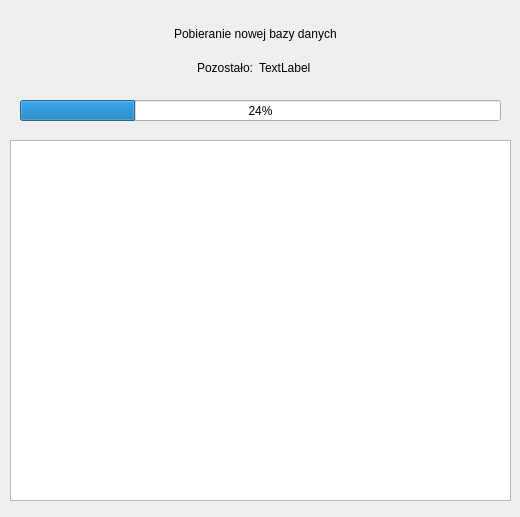
Wojtazooo/otomoto_scraping, file loading_screen.ui: the form before one commit.
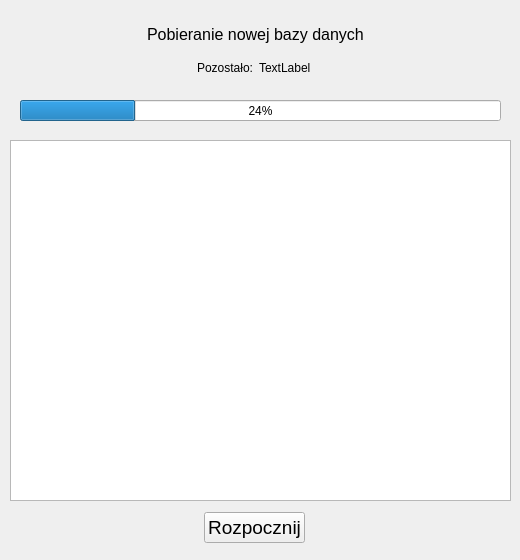
The form after the commit.

Commit message: adding loading screen and other related utilities

```diff
--- a/loading_screen.ui
+++ b/loading_screen.ui
@@ -7,7 +7,7 @@
     <x>0</x>
     <y>0</y>
     <width>520</width>
-    <height>517</height>
+    <height>560</height>
    </rect>
   </property>
   <property name="windowTitle">
@@ -48,6 +48,11 @@
    <layout class="QVBoxLayout" name="verticalLayout">
     <item alignment="Qt::AlignHCenter">
      <widget class="QLabel" name="label_2">
+      <property name="font">
+       <font>
+        <pointsize>12</pointsize>
+       </font>
+      </property>
       <property name="text">
        <string>Pobieranie nowej bazy danych</string>
       </property>
@@ -73,6 +78,24 @@
     </item>
    </layout>
   </widget>
+  <widget class="QPushButton" name="pushButton">
+   <property name="geometry">
+    <rect>
+     <x>204</x>
+     <y>512</y>
+     <width>101</width>
+     <height>31</height>
+    </rect>
+   </property>
+   <property name="font">
+    <font>
+     <pointsize>14</pointsize>
+    </font>
+   </property>
+   <property name="text">
+    <string>Rozpocznij</string>
+   </property>
+  </widget>
  </widget>
  <resources/>
  <connections/>
```
The commit also changes 7 other files.
